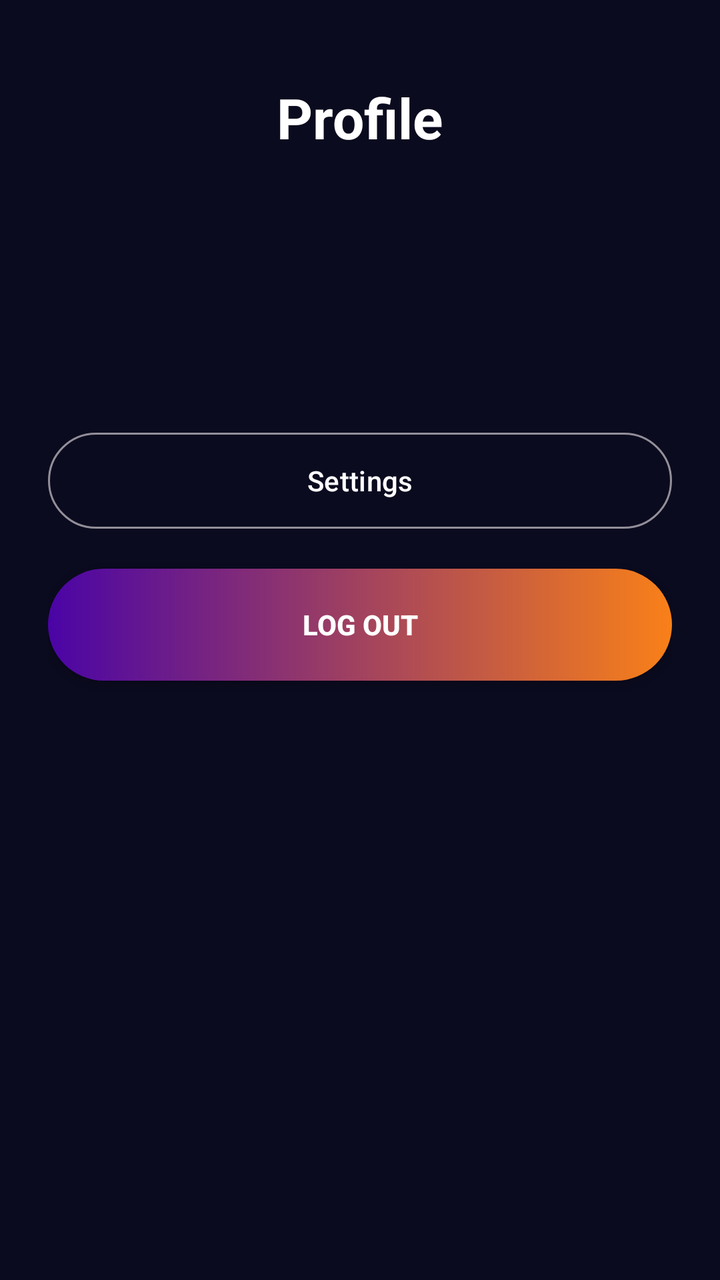
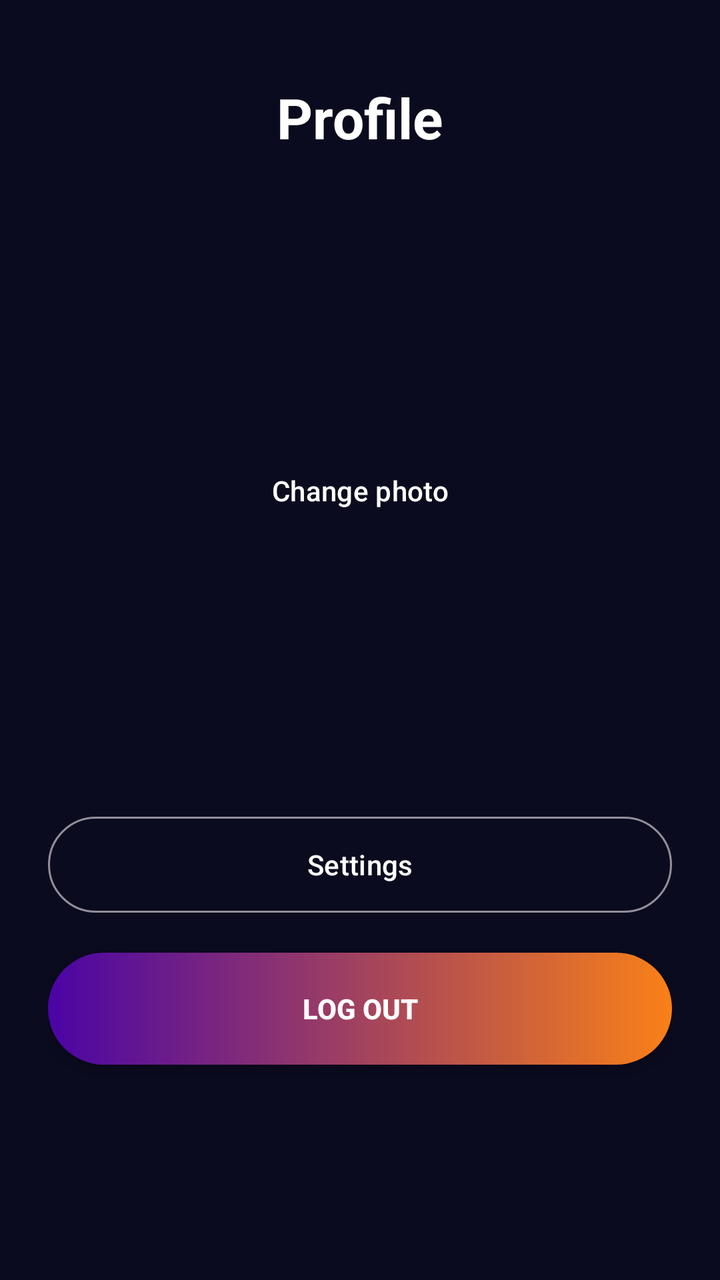

An Android layout rendered at two revisions. The XML below is the earlier revision; the diff shows what the commit changed to produce the second picture.
<!-- AndroidManifest.xml: application theme Theme.Sa_event_hub -->
<!-- res/layout/fragment_profile.xml -->
<?xml version="1.0" encoding="utf-8"?>
<LinearLayout xmlns:android="http://schemas.android.com/apk/res/android"
    android:layout_width="match_parent"
    android:layout_height="match_parent"
    android:gravity="center_horizontal"
    android:orientation="vertical"
    android:padding="24dp">

    <TextView
        android:layout_width="wrap_content"
        android:layout_height="wrap_content"
        android:layout_marginTop="16dp"
        android:text="@string/nav_profile"
        android:textColor="@color/white"
        android:textSize="28sp"
        android:textStyle="bold" />

    <TextView
        android:id="@+id/tvName"
        android:layout_width="wrap_content"
        android:layout_height="wrap_content"
        android:layout_marginTop="32dp"
        android:textColor="@color/white"
        android:textSize="22sp" />

    <TextView
        android:id="@+id/tvEmail"
        android:layout_width="wrap_content"
        android:layout_height="wrap_content"
        android:layout_marginTop="4dp"
        android:textColor="@color/text_grey"
        android:textSize="16sp" />

    <com.google.android.material.button.MaterialButton
        android:id="@+id/btnSettings"
        style="@style/Widget.Material3.Button.OutlinedButton"
        android:layout_width="match_parent"
        android:layout_height="56dp"
        android:layout_marginTop="48dp"
        android:text="@string/settings_button"
        android:textColor="@color/white" />

    <androidx.appcompat.widget.AppCompatButton
        android:id="@+id/btnLogout"
        android:layout_width="match_parent"
        android:layout_height="56dp"
        android:layout_marginTop="16dp"
        android:background="@drawable/btn_gradient"
        android:text="@string/log_out"
        android:textColor="@color/white"
        android:textStyle="bold" />

</LinearLayout>
<!-- resources referenced by this layout -->
<resources>
  <color name="text_grey">#FFB0B0C8</color>
  <color name="white">#FFFFFFFF</color>
  <!-- drawable btn_gradient (drawable) -->
  <?xml version="1.0" encoding="utf-8"?>
  <shape xmlns:android="http://schemas.android.com/apk/res/android"
      android:shape="rectangle">
      <gradient
          android:angle="0"
          android:endColor="@color/orange"
          android:startColor="@color/purple" />
      <corners android:radius="28dp" />
  </shape>
  <string name="log_out">Log Out</string>
  <string name="nav_profile">Profile</string>
  <string name="settings_button">Settings</string>
  <style name="Theme.Sa_event_hub" parent="Theme.Material3.Dark.NoActionBar">
          <item name="colorPrimary">@color/pink</item>
          <item name="colorOnPrimary">@color/white</item>
          <item name="android:windowBackground">@color/background</item>
      </style>
  <color name="orange">#FFF98018</color>
  <color name="purple">#FF4A04A6</color>
  <color name="pink">#FFD6066A</color>
  <color name="background">#FF0B0B1F</color>
</resources>

<!-- the commit's change to res/layout/fragment_profile.xml (unified diff, before → after) -->
@@ -14,6 +14,23 @@
         android:textColor="@color/white"
         android:textSize="28sp"
         android:textStyle="bold" />
+
+    <ImageView
+        android:id="@+id/ivAvatar"
+        android:layout_width="120dp"
+        android:layout_height="120dp"
+        android:layout_marginTop="24dp"
+        android:contentDescription="@string/nav_profile"
+        android:scaleType="centerCrop"
+        android:src="@mipmap/ic_launcher_round" />
+
+    <com.google.android.material.button.MaterialButton
+        android:id="@+id/btnChangePhoto"
+        style="@style/Widget.Material3.Button.TextButton"
+        android:layout_width="wrap_content"
+        android:layout_height="wrap_content"
+        android:text="@string/change_photo"
+        android:textColor="@color/white" />
 
     <TextView
         android:id="@+id/tvName"
<!-- resource entries referenced after the edit -->
@@ -12,6 +12,13 @@
           android:startColor="@color/purple" />
       <corners android:radius="28dp" />
   </shape>
+  <!-- mipmap ic_launcher_round (mipmap-anydpi-v26) -->
+  <?xml version="1.0" encoding="utf-8"?>
+  <adaptive-icon xmlns:android="http://schemas.android.com/apk/res/android">
+      <background android:drawable="@drawable/ic_launcher_background"/>
+      <foreground android:drawable="@mipmap/ic_launcher_foreground"/>
+  </adaptive-icon>
+  <string name="change_photo">Change photo</string>
   <string name="log_out">Log Out</string>
   <string name="nav_profile">Profile</string>
   <string name="settings_button">Settings</string>
@@ -22,6 +29,7 @@
       </style>
   <color name="orange">#FFF98018</color>
   <color name="purple">#FF4A04A6</color>
+  <!-- drawable ic_launcher_background: vector/xml drawable (drawable, 4866 chars, omitted) -->
   <color name="pink">#FFD6066A</color>
   <color name="background">#FF0B0B1F</color>
 </resources>
